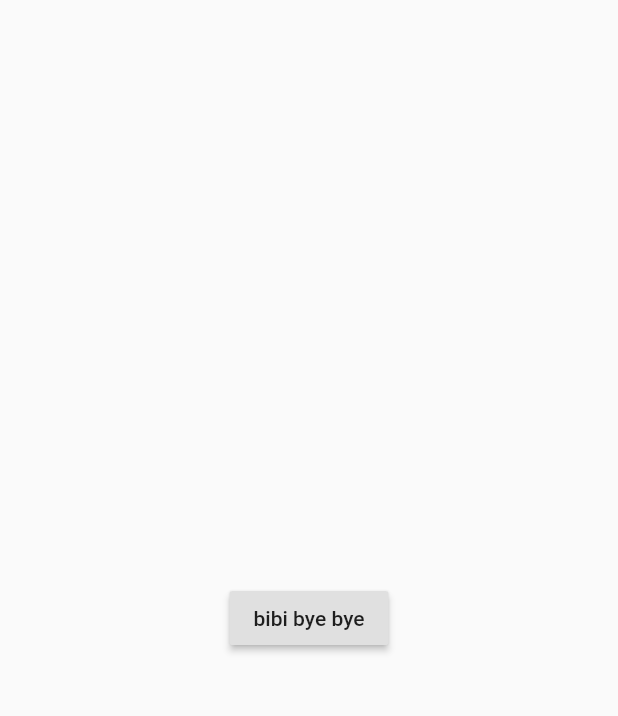
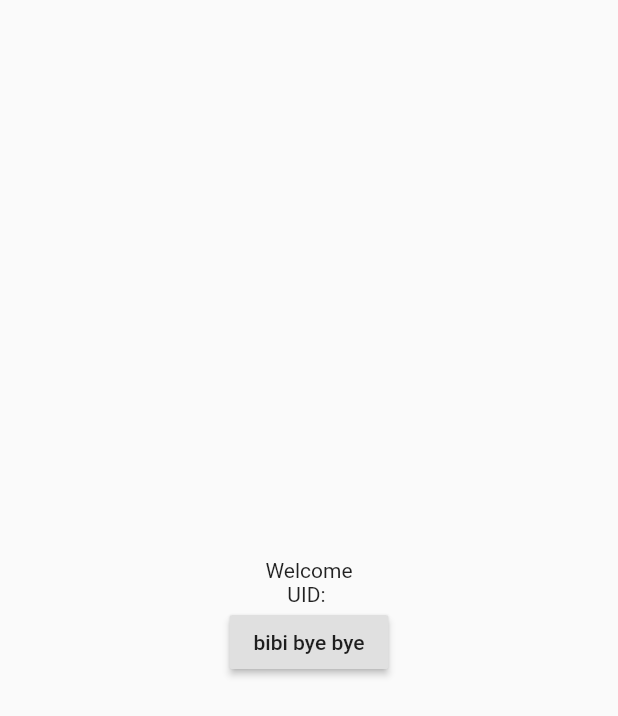
Before and after one commit to Mirz1999/carify, a Flutter app: the ProfileScreen screen opened directly, after a tap on "bibi bye bye", on a phone screen of 412 x 824 dp. Shown: the top 716 px of the screen. Run offline on Flutter 3.47's test engine with Material 2 defaults, Android fonts, the phone set to English and light mode, and no system bars; our stand-ins replace cloud_firestore, firebase_auth, firebase_core, flutter_svg, google_fonts, google_sign_in; accounts and stored records are empty.

```diff
--- a/lib/main.dart
+++ b/lib/main.dart
@@ -1,6 +1,7 @@
 import 'package:carify/screens/login_screen.dart';
 import 'package:carify/screens/profile_screen.dart';
 import 'package:carify/screens/splash_screen.dart';
+import 'package:carify/screens/statusAuth.dart';
 import 'package:carify/utilities/user_authentication.dart';
 import 'package:firebase_auth/firebase_auth.dart';
 import 'package:flutter/material.dart';
--- a/lib/screens/profile_screen.dart
+++ b/lib/screens/profile_screen.dart
@@ -13,24 +13,37 @@ class ProfileScreen extends StatefulWidget {
 }
 
 class _ProfileScreenState extends State<ProfileScreen> {
-  AuthenticationService _authenticationService;
-  @override
-  void initState() {
-    super.initState();
+
+  User user;
+  AuthenticationService authenticationService = AuthenticationService();
+
+  Future<void> getUser()async{
+    final userResult = await authenticationService.user;
+    setState(() {
+      user = userResult;
+    });
   }
+
 
   @override
   Widget build(BuildContext context) {
+    getUser();
     return Scaffold(
       body: Center(
-        child: Container(
-          child: RaisedButton(
-              child: Text('bibi bye bye'),
-              onPressed: () {
-                _authenticationService.signOutUser();
-                Navigator.pushReplacement(context,
-                    MaterialPageRoute(builder: (context) => LoginScreen()));
-              }),
+        child: Column(
+          mainAxisAlignment: MainAxisAlignment.center,
+          children: [
+            Text('Welcome'),
+            if(user != null)Text('UID: ' + user.uid),
+            Container(
+              child: RaisedButton(
+                  child: Text('bibi bye bye'),
+                  onPressed: () {
+                    authenticationService.signOut();
+                    setState(() {});
+                  }),
+            ),
+          ],
         ),
       ),
     );
--- /dev/null
+++ b/lib/screens/statusAuth.dart
@@ -0,0 +1,30 @@
+import 'package:carify/screens/login_screen.dart';
+import 'package:carify/screens/profile_screen.dart';
+import 'package:carify/utilities/user_authentication.dart';
+import 'package:flutter/material.dart';
+import 'package:firebase_auth/firebase_auth.dart';
+
+class Status extends StatefulWidget {
+  @override
+  _StatusState createState() => _StatusState();
+}
+
+class _StatusState extends State<Status> {
+
+  User user;
+  AuthenticationService authenticationService = AuthenticationService();
+
+  Future<void> getUser()async{
+   final userResult = await authenticationService.user;
+   setState(() {
+     user = userResult;
+   });
+  }
+
+
+  @override
+  Widget build(BuildContext context) {
+    getUser();
+    return user == null? LoginScreen():ProfileScreen();
+  }
+}
```
Also changed, not shown: lib/screens/login_screen.dart (+17 -15 lines), lib/screens/register_screen.dart (+5 -8 lines), lib/screens/splash_screen.dart (+11 -9 lines), lib/utilities/loading.dart (added, +14 -0 lines), lib/utilities/user_authentication.dart (+101 -51 lines).
